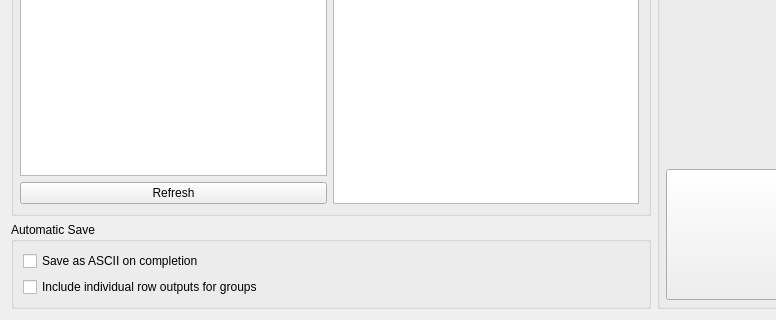
Before: the Qt Designer form qt/scientific_interfaces/ISISReflectometry/GUI/Save/SaveWidget.ui in mantidproject/mantid, drawn with Qt 5; both pictures show x 0 to 776 and y 352 to 672 of the 988 by 672 pixel window.
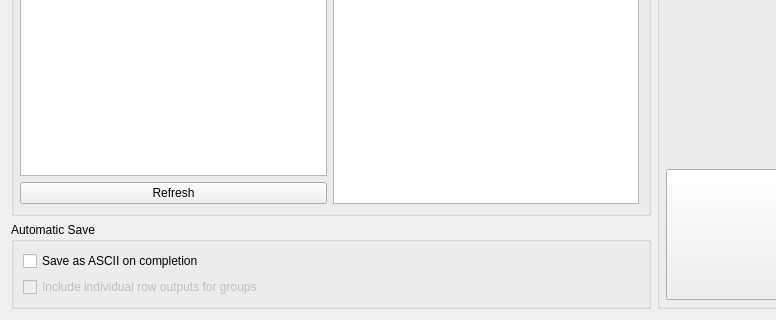
After: the same form once the commit is applied.

Commit message: Grey out the individual row save checkbox when autosave is disabled

Diff of the .ui file:
```diff
--- a/qt/scientific_interfaces/ISISReflectometry/GUI/Save/SaveWidget.ui
+++ b/qt/scientific_interfaces/ISISReflectometry/GUI/Save/SaveWidget.ui
@@ -158,7 +158,7 @@
           <item>
            <widget class="QCheckBox" name="saveIndividualRowsCheckBox">
             <property name="enabled">
-             <bool>true</bool>
+             <bool>false</bool>
             </property>
             <property name="text">
              <string>Include individual row outputs for groups</string>
```
The commit also changes 6 other files.
